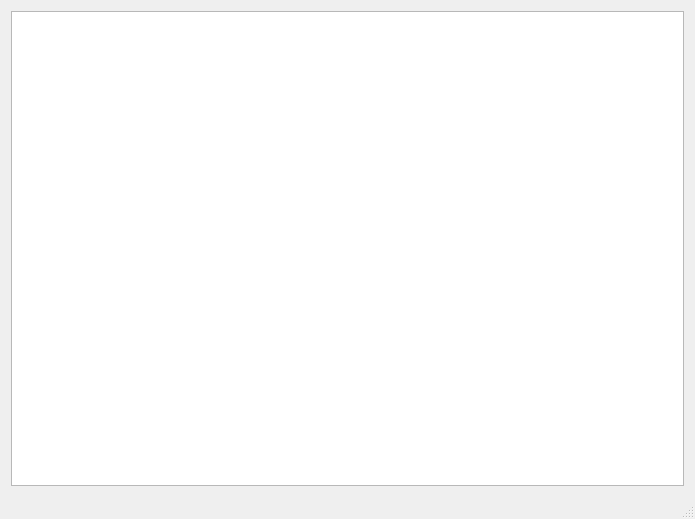
MafuraG/enegpassport, file mainwindow.ui: the form before one commit.
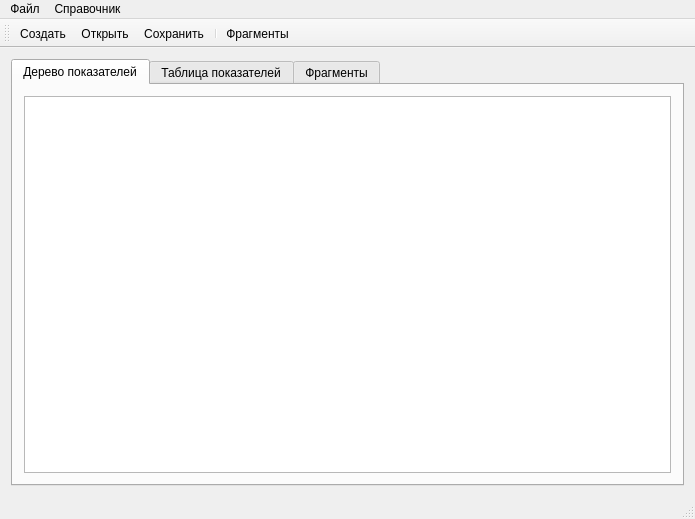
The form after the commit. Icons and pictures are not drawn.

What changed in the file:
```diff
--- a/mainwindow.ui
+++ b/mainwindow.ui
@@ -16,24 +16,147 @@
   <widget class="QWidget" name="centralWidget">
    <layout class="QHBoxLayout" name="horizontalLayout">
     <item>
-     <widget class="QTreeView" name="treeView">
-      <property name="minimumSize">
-       <size>
-        <width>0</width>
-        <height>0</height>
-       </size>
+     <widget class="QTabWidget" name="tabWidget">
+      <property name="currentIndex">
+       <number>0</number>
       </property>
-      <property name="maximumSize">
-       <size>
-        <width>16777215</width>
-        <height>16777215</height>
-       </size>
-      </property>
+      <widget class="QWidget" name="tab">
+       <attribute name="title">
+        <string>Дерево показателей</string>
+       </attribute>
+       <layout class="QHBoxLayout" name="horizontalLayout_2">
+        <item>
+         <widget class="QTreeView" name="treeView">
+          <property name="minimumSize">
+           <size>
+            <width>0</width>
+            <height>0</height>
+           </size>
+          </property>
+          <property name="maximumSize">
+           <size>
+            <width>16777215</width>
+            <height>16777215</height>
+           </size>
+          </property>
+         </widget>
+        </item>
+       </layout>
+      </widget>
+      <widget class="QWidget" name="tab_2">
+       <attribute name="title">
+        <string>Таблица показателей</string>
+       </attribute>
+       <layout class="QHBoxLayout" name="horizontalLayout_3">
+        <item>
+         <widget class="QTableView" name="tableView"/>
+        </item>
+       </layout>
+      </widget>
+      <widget class="QWidget" name="tab_3">
+       <attribute name="title">
+        <string>Фрагменты</string>
+       </attribute>
+       <layout class="QHBoxLayout" name="horizontalLayout_4">
+        <item>
+         <widget class="QTableView" name="tableView_2"/>
+        </item>
+       </layout>
+      </widget>
      </widget>
     </item>
    </layout>
   </widget>
   <widget class="QStatusBar" name="statusBar"/>
+  <widget class="QMenuBar" name="menuBar">
+   <property name="geometry">
+    <rect>
+     <x>0</x>
+     <y>0</y>
+     <width>695</width>
+     <height>21</height>
+    </rect>
+   </property>
+   <widget class="QMenu" name="menu">
+    <property name="title">
+     <string>Файл</string>
+    </property>
+    <addaction name="action"/>
+    <addaction name="action_2"/>
+    <addaction name="action_6"/>
+    <addaction name="separator"/>
+    <addaction name="action_3"/>
+   </widget>
+   <widget class="QMenu" name="menu_2">
+    <property name="title">
+     <string>Справочник</string>
+    </property>
+    <addaction name="action_5"/>
+   </widget>
+   <addaction name="menu"/>
+   <addaction name="menu_2"/>
+  </widget>
+  <widget class="QToolBar" name="toolBar">
+   <property name="windowTitle">
+    <string>toolBar</string>
+   </property>
+   <attribute name="toolBarArea">
+    <enum>TopToolBarArea</enum>
+   </attribute>
+   <attribute name="toolBarBreak">
+    <bool>false</bool>
+   </attribute>
+   <addaction name="action"/>
+   <addaction name="action_2"/>
+   <addaction name="action_6"/>
+   <addaction name="separator"/>
+   <addaction name="action_5"/>
+  </widget>
+  <action name="action">
+   <property name="icon">
+    <iconset resource="enegresources.qrc">
+     <normaloff>:/icons/basicons/new-document-button.png</normaloff>:/icons/basicons/new-document-button.png</iconset>
+   </property>
+   <property name="text">
+    <string>Создать</string>
+   </property>
+  </action>
+  <action name="action_2">
+   <property name="icon">
+    <iconset resource="enegresources.qrc">
+     <normaloff>:/icons/basicons/file-folder.png</normaloff>:/icons/basicons/file-folder.png</iconset>
+   </property>
+   <property name="text">
+    <string>Открыть</string>
+   </property>
+  </action>
+  <action name="action_3">
+   <property name="icon">
+    <iconset resource="enegresources.qrc">
+     <normaloff>:/icons/basicons/enter.png</normaloff>:/icons/basicons/enter.png</iconset>
+   </property>
+   <property name="text">
+    <string>Выход</string>
+   </property>
+  </action>
+  <action name="action_5">
+   <property name="icon">
+    <iconset resource="enegresources.qrc">
+     <normaloff>:/icons/basicons/info-round-button.png</normaloff>:/icons/basicons/info-round-button.png</iconset>
+   </property>
+   <property name="text">
+    <string>Фрагменты</string>
+   </property>
+  </action>
+  <action name="action_6">
+   <property name="icon">
+    <iconset resource="enegresources.qrc">
+     <normaloff>:/icons/basicons/save-icon.png</normaloff>:/icons/basicons/save-icon.png</iconset>
+   </property>
+   <property name="text">
+    <string>Сохранить</string>
+   </property>
+  </action>
  </widget>
  <layoutdefault spacing="6" margin="11"/>
  <tabstops>
```
Left out of the diff: 4 changed lines with no effect on the pictures.
